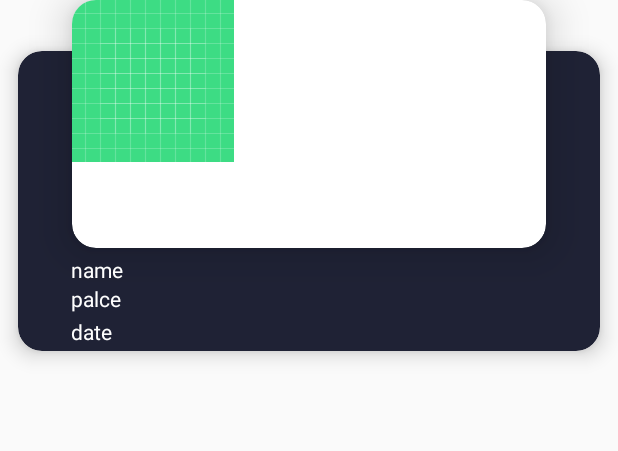
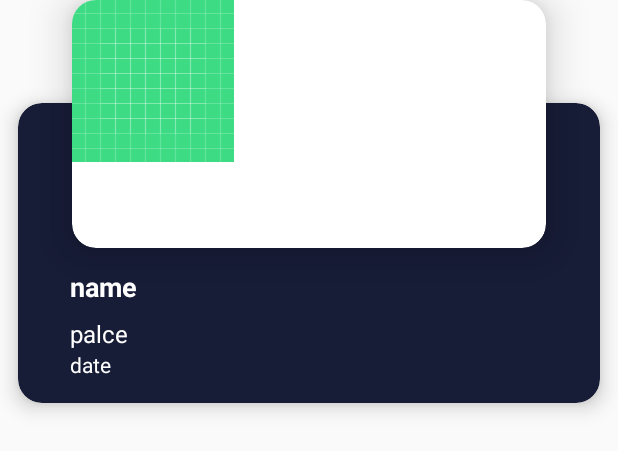
Before and after one commit to seif225/Merna, an Android app: the layout album_item.xml on its own in the app's theme, with its tools: preview values and no code run, on a phone screen of 412 x 824 dp. Shown: the top 451 px of the screen. Run offline under Robolectric (Android 15) with nearby library versions, the light colour scheme and no system bars.

Commit message:
edited some values

```diff
--- a/app/src/main/res/layout/album_item.xml
+++ b/app/src/main/res/layout/album_item.xml
@@ -42,12 +42,12 @@
         android:id="@+id/card_2"
         android:layout_width="match_parent"
         android:layout_height="200dp"
-        app:cardBackgroundColor="#1F2235"
+        app:cardBackgroundColor="#171C37"
         app:cardCornerRadius="16dp"
         app:cardElevation="8dp"
         android:layout_marginEnd="12dp"
         android:layout_marginStart="12dp"
-        android:layout_marginBottom="16dp"
+        android:layout_marginBottom="4dp"
         app:layout_constraintBottom_toBottomOf="parent"
         app:layout_constraintEnd_toEndOf="parent"
         app:layout_constraintStart_toStartOf="parent"
@@ -64,8 +64,10 @@
         android:elevation="32dp"
         android:maxLines="1"
         android:text="name"
+        android:layout_marginTop="8dp"
         android:textColor="#fefefe"
-        android:textSize="14sp"
+        android:textSize="18sp"
+        android:textStyle="bold"
         app:layout_constraintBottom_toBottomOf="@+id/date_tv"
         app:layout_constraintEnd_toEndOf="@id/card_2"
         app:layout_constraintHorizontal_bias="0.1"
@@ -80,9 +82,9 @@
         android:elevation="32dp"
         android:maxLines="1"
         android:text="palce"
-
         android:textColor="#fefefe"
-        android:textSize="14sp"
+        android:layout_marginTop="8dp"
+        android:textSize="16sp"
         app:layout_constraintEnd_toEndOf="@id/card_2"
         app:layout_constraintHorizontal_bias="0.0"
         app:layout_constraintStart_toStartOf="@id/name_tv"
@@ -99,6 +101,7 @@
         android:text="date"
         android:textColor="#fefefe"
         android:textSize="14sp"
+        android:layout_marginBottom="16dp"
         app:layout_constraintBottom_toBottomOf="@id/card_2"
         app:layout_constraintEnd_toEndOf="@id/card_2"
         app:layout_constraintHorizontal_bias="0.0"
```
